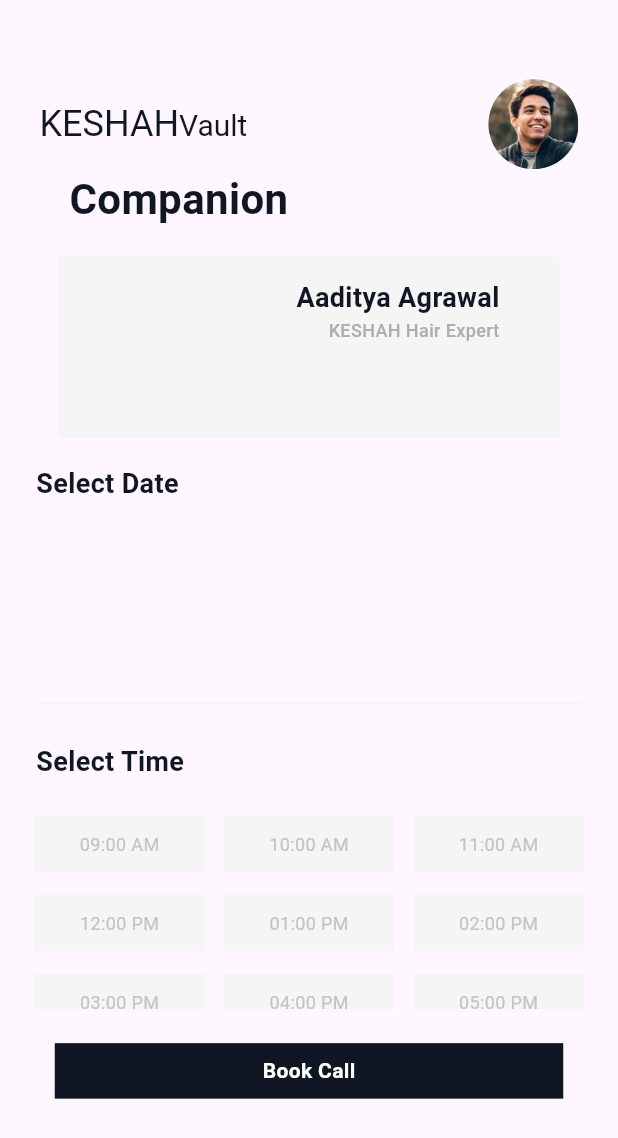
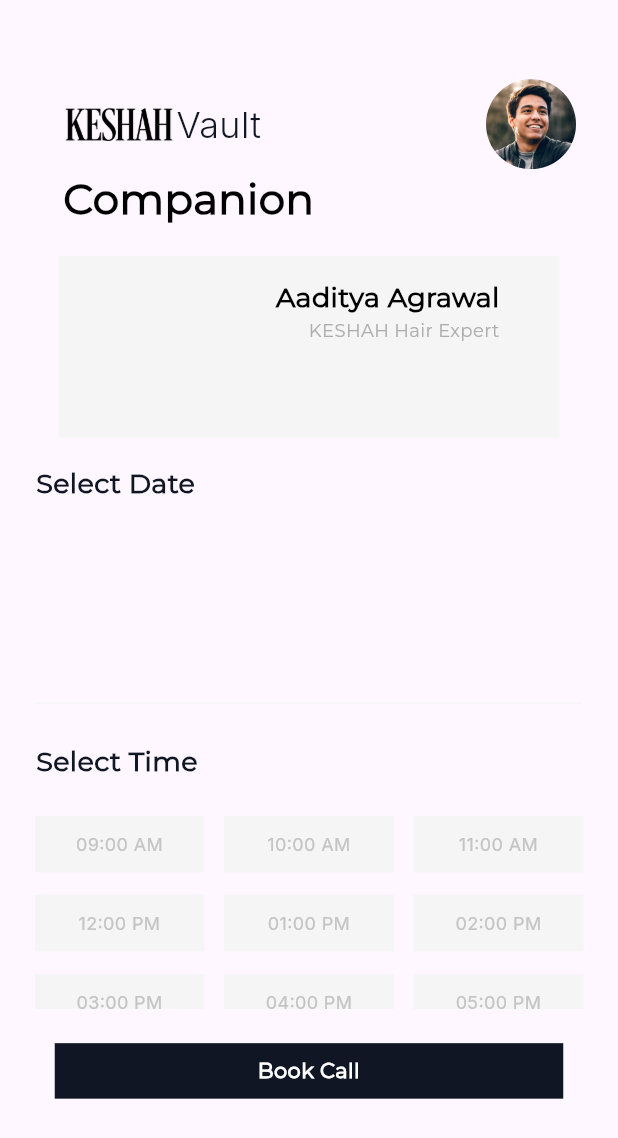
Before and after one commit to TRTJaved/hair-expert, a Flutter app: the screen it shows after launch, on a phone screen of 412 x 824 dp. Shown: the top 1138 px of the screen. Run offline on Flutter 3.47's test engine with Material 2 defaults, Android fonts, the phone set to English and light mode, and no system bars; our stand-ins replace google_fonts; network calls fail; Roboto replaces fonts that are missing (Montserrat-Regular).

Commit message:
Changed the Ui of daily routine & created the common widgets

```diff
--- a/lib/src/screens/daily_routine_screen.dart
+++ b/lib/src/screens/daily_routine_screen.dart
@@ -4,8 +4,8 @@
 import 'package:hair_expert_poc/src/utils/constants/app_constants.dart';
 import 'package:hair_expert_poc/src/utils/constants/color_constants.dart';
 import 'package:hair_expert_poc/src/utils/custom_dialog.dart';
-import 'package:hair_expert_poc/src/utils/constants/font_family_constants.dart';
-import 'package:hair_expert_poc/src/utils/constants/image_constants.dart';
+import 'package:hair_expert_poc/src/utils/google_font_text.dart';
+import 'package:hair_expert_poc/src/utils/keshah_header.dart';
 import 'package:intl/intl.dart';
 
 class DailyRoutineScreen extends StatefulWidget {
@@ -70,7 +70,7 @@
   myTimeSlots(String? dateString) {
     DateTime date = DateTime.parse(dateString!);
     DateTime startTime = DateTime(date.year, date.month, date.day, 9);
-    DateTime endTime = DateTime(date.year, date.month, date.day, 19);
+    DateTime endTime = DateTime(date.year, date.month, date.day, 18);
 
     List<DateTime> timeSlots = generateTimeSlots(
       startTime,
@@ -146,56 +146,17 @@
             )
           : Column(
               children: [
+                const KeshahHeader(),
                 Padding(
-                  padding: EdgeInsets.only(
-                    top: screenSize!.height * (1 / 15.615),
-                    left: screenSize!.width * (1 / 15.625),
-                    right: screenSize!.width * (1 / 15.625),
-                  ),
+                  padding: const EdgeInsets.only(left: 42),
                   child: Row(
                     children: [
-                      RichText(
-                        text: const TextSpan(
-                          text: 'KESHAH',
-                          style: TextStyle(
-                            color: kBlack,
-                            fontSize: 24,
-                            fontFamily: fMontserrat,
-                          ),
-                          children: [
-                            TextSpan(
-                              text: 'Vault',
-                              style: TextStyle(
-                                color: kBlack,
-                                fontSize: 20,
-                                fontFamily: fMontserrat,
-                              ),
-                            ),
-                          ],
-                        ),
-                      ),
-                      const Spacer(),
-                      const CircleAvatar(
-                        backgroundImage: AssetImage(
-                          icUser,
-                        ),
-                        maxRadius: 30,
-                      ),
-                    ],
-                  ),
-                ),
-                Padding(
-                  padding:
-                      EdgeInsets.only(left: screenSize!.width * (1 / 8.928)),
-                  child: const Row(
-                    children: [
-                      Text(
-                        "Companion",
-                        style: TextStyle(
-                            color: kBlack,
+                      GoogleFontsText(
+                        text: 'Companion',
+                        fontFamily: 'Montserrat',
+                        color: Colors.black,
                         fontSize: 28,
                         fontWeight: FontWeight.w600,
-                            fontFamily: fMontserrat),
                       ),
                     ],
                   ),
@@ -209,8 +170,8 @@
                   decoration: const BoxDecoration(
                     color: kLightGrey,
                   ),
-                  child: const Padding(
-                    padding: EdgeInsets.only(
+                  child: Padding(
+                    padding: const EdgeInsets.only(
                       top: 15,
                       right: 40,
                     ),
@@ -219,28 +180,24 @@
                         Row(
                           mainAxisAlignment: MainAxisAlignment.end,
                           children: [
-                            Text(
-                              "Aaditya Agrawal",
-                              style: TextStyle(
-                                color: kBlack,
+                            GoogleFontsText(
+                              text: 'Aaditya Agrawal',
+                              fontFamily: 'Montserrat',
+                              color: Colors.black,
+                              fontSize: 18,
                               fontWeight: FontWeight.w600,
-                                fontSize: 18,
-                                fontFamily: fMontserrat,
-                              ),
                             ),
                           ],
                         ),
                         Row(
                           mainAxisAlignment: MainAxisAlignment.end,
                           children: [
-                            Text(
-                              "KESHAH Hair Expert",
-                              style: TextStyle(
+                            GoogleFontsText(
+                              text: 'KESHAH Hair Expert',
+                              fontFamily: 'Montserrat',
                               color: kKESHAHHairExpert,
+                              fontSize: 12,
                               fontWeight: FontWeight.w500,
-                                fontSize: 12,
-                                fontFamily: fMontserrat,
-                              ),
                             ),
                           ],
                         ),
@@ -251,20 +208,18 @@
                 const SizedBox(
                   height: 18,
                 ),
-                const Padding(
-                  padding: EdgeInsets.only(
+                Padding(
+                  padding: const EdgeInsets.only(
                     left: 24,
                   ),
                   child: Row(
                     children: [
-                      Text(
-                        "Select Date",
-                        style: TextStyle(
+                      GoogleFontsText(
+                        text: 'Select Date',
+                        fontFamily: 'Montserrat',
                         color: kBlack,
+                        fontSize: 18,
                         fontWeight: FontWeight.w600,
-                          fontSize: 18,
-                          fontFamily: fMontserrat,
-                        ),
                       ),
                     ],
                   ),
@@ -301,21 +256,19 @@
                               child: Column(
                                 mainAxisAlignment: MainAxisAlignment.center,
                                 children: [
-                                  Text(
-                                    _getWeekdayName(date.weekday),
-                                    style: TextStyle(
+                                  GoogleFontsText(
+                                    text: _getWeekdayName(date.weekday),
+                                    fontFamily: 'Inter',
+                                    color: isSelected ? kWhite : kSelectDay,
                                     fontSize: 12,
-                                      color: isSelected ? kWhite : kSelectDay,
                                     fontWeight: FontWeight.w400,
                                   ),
-                                  ),
-                                  Text(
-                                    '${date.day}',
-                                    style: TextStyle(
+                                  GoogleFontsText(
+                                    text: '${date.day}',
+                                    fontFamily: 'Inter',
+                                    color: isSelected ? kWhite : kBlack,
                                     fontSize: 18,
                                     fontWeight: FontWeight.w600,
-                                      color: isSelected ? kWhite : kBlack,
-                                    ),
                                   ),
                                 ],
                               ),
@@ -339,20 +292,18 @@
                 const SizedBox(
                   height: 18,
                 ),
-                const Padding(
-                  padding: EdgeInsets.only(
+                Padding(
+                  padding: const EdgeInsets.only(
                     left: 24,
                   ),
                   child: Row(
                     children: [
-                      Text(
-                        "Select Time",
-                        style: TextStyle(
+                      GoogleFontsText(
+                        text: 'Select Time',
+                        fontFamily: 'Montserrat',
                         color: kBlack,
+                        fontSize: 18,
                         fontWeight: FontWeight.w600,
-                          fontSize: 18,
-                          fontFamily: fMontserrat,
-                        ),
                       ),
                     ],
                   ),
@@ -413,17 +364,16 @@
                                       : kLightGrey),
                             ),
                             child: Center(
-                              child: Text(
-                                formattedTimeSlot,
-                                style: TextStyle(
-                                  fontSize: 12,
-                                  fontWeight: FontWeight.w400,
+                              child: GoogleFontsText(
+                                text: formattedTimeSlot,
+                                fontFamily: 'Inter',
                                 color: isSelected
                                     ? Colors.white
                                     : (isApiSlotAvailable
                                         ? kBlack
                                         : kDisabledText),
-                                ),
+                                fontSize: 12,
+                                fontWeight: FontWeight.w400,
                               ),
                             ),
                           ),
@@ -444,14 +394,13 @@
                       width: 339,
                       height: 37,
                       decoration: const BoxDecoration(color: kBlack),
-                      child: const Center(
-                        child: Text(
-                          "Book Call",
-                          style: TextStyle(
+                      child: Center(
+                        child: GoogleFontsText(
+                          text: 'Book Call',
+                          fontFamily: 'Montserrat',
                           color: kWhite,
+                          fontSize: 14,
                           fontWeight: FontWeight.w700,
-                            fontSize: 14,
-                          ),
                         ),
                       ),
                     ),
--- a/lib/src/utils/constants/image_constants.dart
+++ b/lib/src/utils/constants/image_constants.dart
@@ -1,2 +1,4 @@
 const String icUser = "assets/images/user.png";
 const String icDone = "assets/images/done.png";
+const String icKeshahLogo = "assets/images/keshah_logo.png";
+const String icVault = "assets/images/Vault.png";
--- a/lib/src/utils/custom_dialog.dart
+++ b/lib/src/utils/custom_dialog.dart
@@ -1,6 +1,7 @@
 import 'package:flutter/material.dart';
 import 'package:hair_expert_poc/src/utils/constants/color_constants.dart';
 import 'package:hair_expert_poc/src/utils/constants/image_constants.dart';
+import 'package:hair_expert_poc/src/utils/google_font_text.dart';
 
 class CustomDialog extends StatelessWidget {
   final String title;
@@ -42,26 +43,24 @@
             const SizedBox(
               height: 40,
             ),
-            Text(
-              title,
-              style: const TextStyle(
+            GoogleFontsText(
+              text: title,
+              fontFamily: 'Inter',
+              color: kBlack,
               fontSize: 20,
               fontWeight: FontWeight.w700,
-              ),
             ),
             const SizedBox(height: 8),
             Padding(
               padding: const EdgeInsets.symmetric(
                 horizontal: 27,
               ),
-              child: Text(
-                message,
-                style: const TextStyle(
+              child: GoogleFontsText(
+                text: message,
+                fontFamily: 'Inter',
                 color: kSelectDay,
                 fontSize: 16,
                 fontWeight: FontWeight.w400,
-                ),
-                textAlign: TextAlign.center,
               ),
             ),
             const SizedBox(height: 48),
@@ -73,14 +72,13 @@
                 decoration: const BoxDecoration(
                   color: kBlack,
                 ),
-                child: const Center(
-                  child: Text(
-                    "Home",
-                    style: TextStyle(
+                child: Center(
+                  child: GoogleFontsText(
+                    text: "Home",
+                    fontFamily: 'Inter',
                     color: kWhite,
                     fontSize: 16,
                     fontWeight: FontWeight.w600,
-                    ),
                   ),
                 ),
               ),
--- /dev/null
+++ b/lib/src/utils/google_font_text.dart
@@ -0,0 +1,34 @@
+import 'package:flutter/material.dart';
+import 'package:google_fonts/google_fonts.dart';
+
+class GoogleFontsText extends StatelessWidget {
+  final String text;
+  final String fontFamily;
+  final Color? color;
+  final double? fontSize;
+  final FontWeight? fontWeight;
+
+  GoogleFontsText({
+    required this.text,
+    this.fontFamily = 'Montserrat',
+    this.color,
+    this.fontSize,
+    this.fontWeight,
+  });
+
+  @override
+  Widget build(BuildContext context) {
+    return Text(
+      text,
+      style: GoogleFonts.getFont(
+        fontFamily,
+        textStyle: TextStyle(
+          color: color ?? Colors.black,
+          fontSize: fontSize ?? 16,
+          fontWeight: fontWeight ?? FontWeight.normal,
+        ),
+      ),
+      textAlign: TextAlign.center,
+    );
+  }
+}
--- /dev/null
+++ b/lib/src/utils/keshah_header.dart
@@ -0,0 +1,45 @@
+import 'package:flutter/material.dart';
+import 'package:google_fonts/google_fonts.dart';
+import 'package:hair_expert_poc/src/utils/constants/app_constants.dart';
+import 'package:hair_expert_poc/src/utils/constants/color_constants.dart';
+import 'package:hair_expert_poc/src/utils/constants/image_constants.dart';
+
+class KeshahHeader extends StatelessWidget {
+  const KeshahHeader({
+    super.key,
+  });
+
+  @override
+  Widget build(BuildContext context) {
+    return Padding(
+      padding: EdgeInsets.only(
+        top: screenSize!.height * (1 / 15.615),
+        left: 42,
+        right: 28,
+      ),
+      child: Row(
+        children: [
+          Image.asset(
+            icKeshahLogo,
+            height: 24,
+          ),
+          Text(
+            "Vault",
+            style: GoogleFonts.inter(
+              color: kBlack,
+              fontSize: 24,
+              fontWeight: FontWeight.w300,
+            ),
+          ),
+          const Spacer(),
+          const CircleAvatar(
+            backgroundImage: AssetImage(
+              icUser,
+            ),
+            maxRadius: 30,
+          ),
+        ],
+      ),
+    );
+  }
+}
--- a/pubspec.yaml
+++ b/pubspec.yaml
@@ -37,6 +37,7 @@
   http: ^1.0.0
   flutter_calendar_carousel: ^2.4.2
   intl: ^0.18.1
+  google_fonts: ^5.0.0
 
 dev_dependencies:
   flutter_test:
```
Also changed, not shown: assets/images/Vault.png (added), assets/images/keshah_logo.png (added), pubspec.lock, 4 other files. Lines whose indentation alone changed are shown as unchanged.
